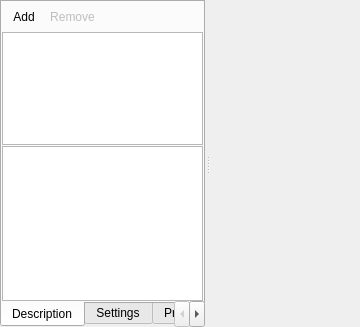
tedvalson/NovelTea, file res/forms/DialogueWidget.ui: the form before one commit.
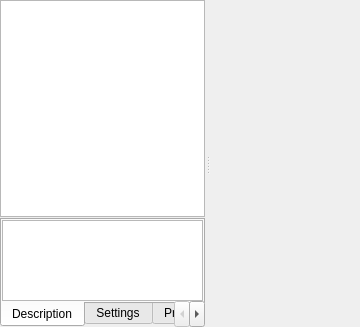
The form after the commit. Icons and pictures are not drawn. Custom widgets are drawn as their Qt base class.

Commit message: Dialogue: Add skeleton for sem-functional Dialogue editor

Diff of the .ui file:
```diff
--- a/res/forms/DialogueWidget.ui
+++ b/res/forms/DialogueWidget.ui
@@ -73,7 +73,32 @@
      <property name="bottomMargin" stdset="0">
       <number>2</number>
      </property>
+     <widget class="QWidget" name="verticalLayoutWidgetLeft">
+      <layout class="QVBoxLayout" name="verticalLayout_2">
+       <property name="spacing">
+        <number>1</number>
+       </property>
+       <item>
+        <widget class="QTreeView" name="treeView">
+         <property name="sizePolicy">
+          <sizepolicy hsizetype="Expanding" vsizetype="Expanding">
+           <horstretch>0</horstretch>
+           <verstretch>2</verstretch>
+          </sizepolicy>
+         </property>
+         <attribute name="headerVisible">
+          <bool>false</bool>
+         </attribute>
+        </widget>
+       </item>
+       <item>
      <widget class="QTabWidget" name="tabWidget">
+         <property name="sizePolicy">
+          <sizepolicy hsizetype="Expanding" vsizetype="Expanding">
+           <horstretch>0</horstretch>
+           <verstretch>1</verstretch>
+          </sizepolicy>
+         </property>
       <property name="tabPosition">
        <enum>QTabWidget::South</enum>
       </property>
@@ -119,25 +144,6 @@
             <property name="spacing">
              <number>1</number>
             </property>
-            <item>
-             <widget class="QToolBar" name="toolBarEntities">
-              <property name="floatable">
-               <bool>false</bool>
-              </property>
-              <addaction name="actionAddObject"/>
-              <addaction name="actionRemoveObject"/>
-             </widget>
-            </item>
-            <item>
-             <widget class="QListWidget" name="listWidget">
-              <property name="maximumSize">
-               <size>
-                <width>16777215</width>
-                <height>150</height>
-               </size>
-              </property>
-             </widget>
-            </item>
             <item>
              <widget class="ScriptEdit" name="scriptEdit">
               <property name="lineWrapMode">
@@ -205,6 +211,9 @@
         </item>
        </layout>
       </widget>
+        </widget>
+       </item>
+      </layout>
      </widget>
      <widget class="QWidget" name="verticalLayoutWidgetRight">
       <layout class="QVBoxLayout" name="verticalLayoutRight">
```
Lines whose indentation alone changed are shown as unchanged. The commit also changes 12 other files.
